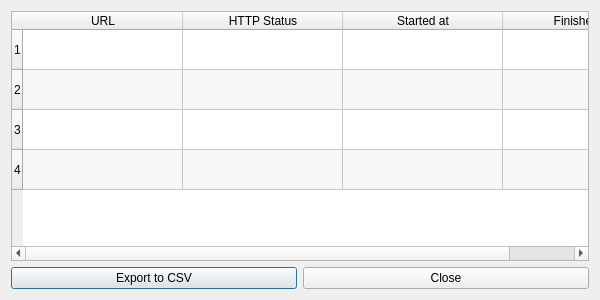
ikenfin/go-ping-and-report-gui, file ui/ping-result-modal.ui: the form before one commit.
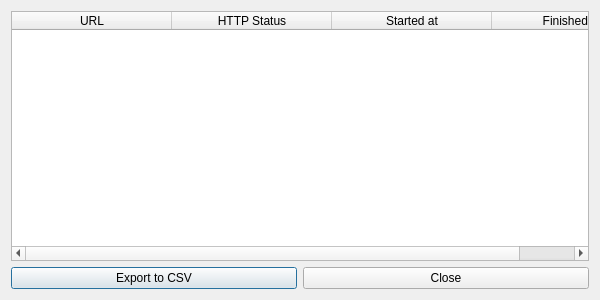
The form after the commit.

Commit message: :wrench: add result table row count calculation

Diff of the .ui file:
```diff
--- a/ui/ping-result-modal.ui
+++ b/ui/ping-result-modal.ui
@@ -68,7 +68,7 @@
       <bool>false</bool>
      </property>
      <property name="rowCount">
-      <number>4</number>
+      <number>0</number>
      </property>
      <property name="columnCount">
       <number>4</number>
@@ -103,10 +103,6 @@
      <attribute name="verticalHeaderStretchLastSection">
       <bool>false</bool>
      </attribute>
-     <row/>
-     <row/>
-     <row/>
-     <row/>
      <column>
       <property name="text">
        <string>URL</string>
```
The commit also changes 2 other files.
